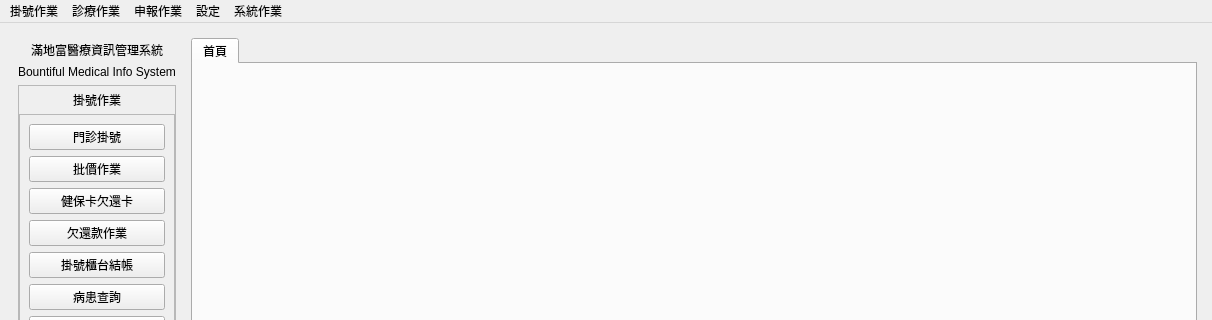
The window that ui/pymedical.ui (picacat/pyMedical) describes before a commit, drawn with Qt 5; both pictures show x 0 to 1212 and y 0 to 320 of the 1212 by 941 pixel window.
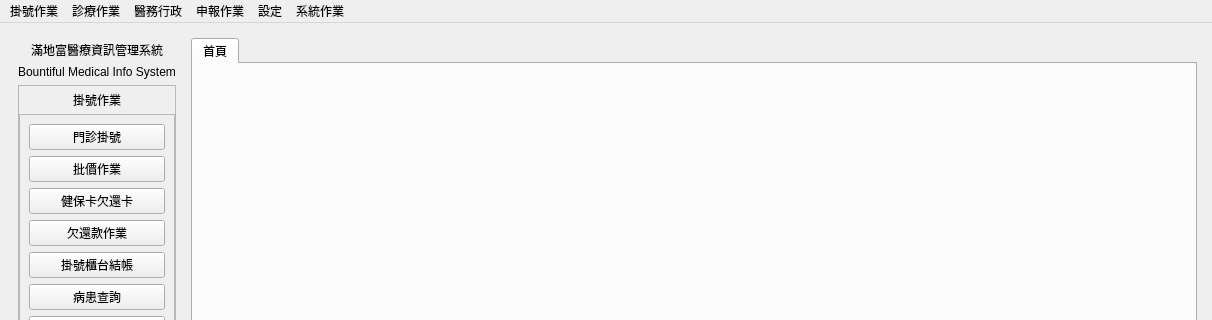
The same window after the commit. Icons and pictures are not drawn.

Patch:
```diff
--- a/ui/pymedical.ui
+++ b/ui/pymedical.ui
@@ -639,8 +639,16 @@
     <addaction name="action_show_side_bar"/>
     <addaction name="separator"/>
    </widget>
+   <widget class="QMenu" name="menu_6">
+    <property name="title">
+     <string>醫務行政</string>
+    </property>
+    <addaction name="action_certificate_diagnosis"/>
+    <addaction name="action_certificate_payment"/>
+   </widget>
    <addaction name="menu"/>
    <addaction name="menu_2"/>
+   <addaction name="menu_6"/>
    <addaction name="menu_5"/>
    <addaction name="menu_3"/>
    <addaction name="menu_4"/>
```
Left out of the diff: 28 changed lines with no effect on the pictures.
